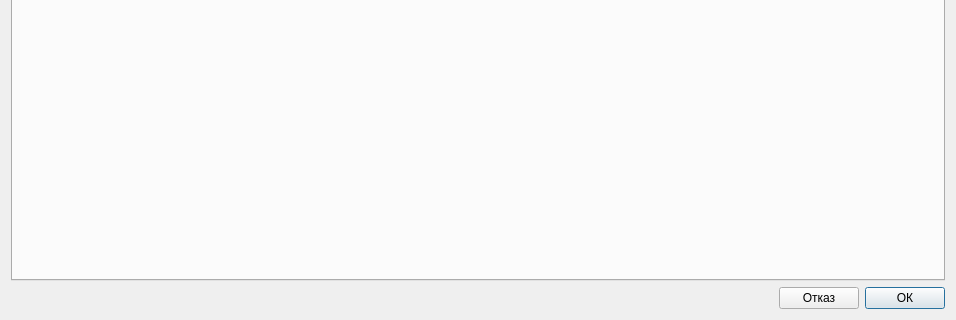
This is src/View/Widgets/SettingsDialog.ui in thefinalcutbg/DinoDent as Qt 5 draws it before an edit; both pictures show x 0 to 956 and y 337 to 657 of the 956 by 657 pixel window. The edited form follows.
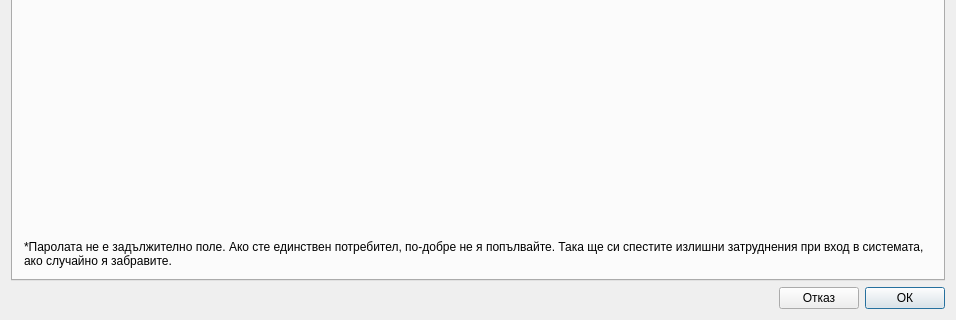
This is the edited form. The open tabs and pages were chosen to show the change. Custom widgets are drawn as their Qt base class.

The edit to the form file:
```diff
--- a/src/View/Widgets/SettingsDialog.ui
+++ b/src/View/Widgets/SettingsDialog.ui
@@ -1083,6 +1083,16 @@
          </property>
         </spacer>
        </item>
+       <item>
+        <widget class="QLabel" name="label_38">
+         <property name="text">
+          <string>*Паролата не е задължително поле. Ако сте единствен потребител, по-добре не я попълвайте. Така ще си спестите излишни затруднения при вход в системата, ако случайно я забравите.</string>
+         </property>
+         <property name="wordWrap">
+          <bool>true</bool>
+         </property>
+        </widget>
+       </item>
       </layout>
      </widget>
      <widget class="QWidget" name="practiceSettings">
```
Left out of the diff: 2 changed lines with no effect on the pictures.
